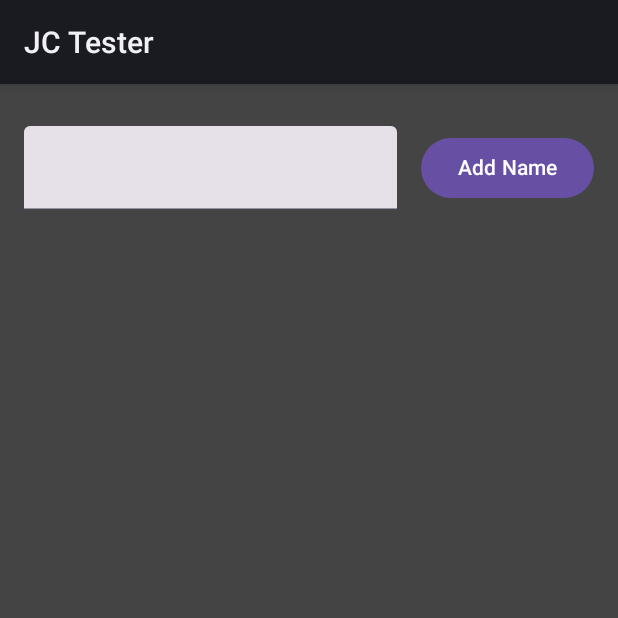
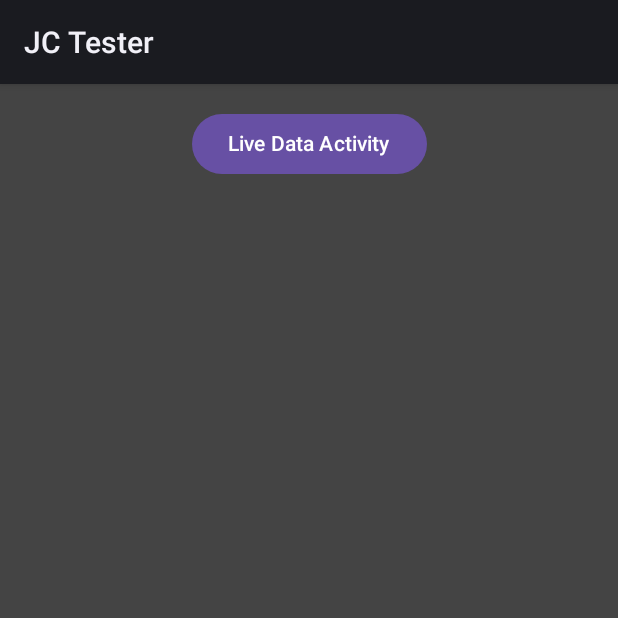
Before and after one commit to Hesamedin/Jetpack-Compose-Tester, an Android app built with Jetpack Compose: the screen it shows after launch (MainActivity), on a phone screen of 412 x 824 dp, the top half of it. Run offline under Robolectric (Android 15) with nearby library versions, the phone set to English and light mode, and no system bars.

```diff
--- a/app/src/main/AndroidManifest.xml
+++ b/app/src/main/AndroidManifest.xml
@@ -21,6 +21,10 @@
                 <category android:name="android.intent.category.LAUNCHER" />
             </intent-filter>
         </activity>
+
+        <activity
+            android:name=".livedata.LiveDataActivity"
+            android:exported="true" />
     </application>
 
 </manifest>
--- a/app/src/main/java/com/example/jctester/MainActivity.kt
+++ b/app/src/main/java/com/example/jctester/MainActivity.kt
@@ -25,11 +25,10 @@ import androidx.compose.ui.graphics.Color
 import androidx.compose.ui.text.style.TextAlign
 import androidx.compose.ui.tooling.preview.Preview
 import androidx.compose.ui.unit.dp
+import com.example.jctester.livedata.LiveDataActivity
 import kotlin.random.Random
 
 class MainActivity : ComponentActivity() {
-
-    private val rand = Random(255)
 
     override fun onCreate(savedInstanceState: Bundle?) {
         super.onCreate(savedInstanceState)
@@ -40,9 +39,6 @@ class MainActivity : ComponentActivity() {
 
     @Composable
     fun MainScreen() {
-        val namesList = remember { mutableStateMapOf<String, Color>() }
-        val textEditState = remember { mutableStateOf("") }
-
         Surface(
             color = Color.DarkGray,
             modifier = Modifier.fillMaxSize()
@@ -52,55 +48,11 @@ class MainActivity : ComponentActivity() {
                 verticalArrangement = Arrangement.Top,
                 horizontalAlignment = Alignment.CenterHorizontally
             ) {
-                Row(
-                    modifier = Modifier
-                        .fillMaxWidth()
-                        .height(80.dp),
-                    horizontalArrangement = Arrangement.spacedBy(16.dp),
-                    verticalAlignment = Alignment.CenterVertically
-                ) {
-                    TextField(
-                        modifier = Modifier.weight(1f),
-                        value = textEditState.value,
-                        onValueChange = { v -> textEditState.value = v }
-                    )
-                    Button(
-                        onClick = {
-                            if (textEditState.value.isEmpty()) return@Button
-                            namesList[textEditState.value] = Color(rand.nextInt())
-                            textEditState.value = ""
-                        }) {
-                        Text(
-                            text = "Add Name",
-                            textAlign = TextAlign.Center
-                        )
-                    }
+                Button(onClick = {
+                    LiveDataActivity.startActivity(this@MainActivity)
+                }) {
+                    Text(text = "Live Data Activity")
                 }
-                Column {
-                    for (name in namesList) {
-                        Name(name.key, name.value)
-                    }
-                }
-            }
-        }
-    }
-
-    @Composable
-    fun Name(name: String, bgColor: Color) {
-        Surface(
-            color = bgColor,
-            modifier = Modifier
-                .fillMaxWidth()
-                .height(48.dp)
-        ) {
-            Row(
-                modifier = Modifier.fillMaxSize(),
-                verticalAlignment = Alignment.CenterVertically
-            ) {
-                Text(
-                    text = name,
-                    style = MaterialTheme.typography.labelMedium.copy(color = Color.White),
-                )
             }
         }
     }
```
Also changed, not shown: app/src/main/java/com/example/jctester/livedata/LiveDataActivity.kt (added, +122 -0 lines).
